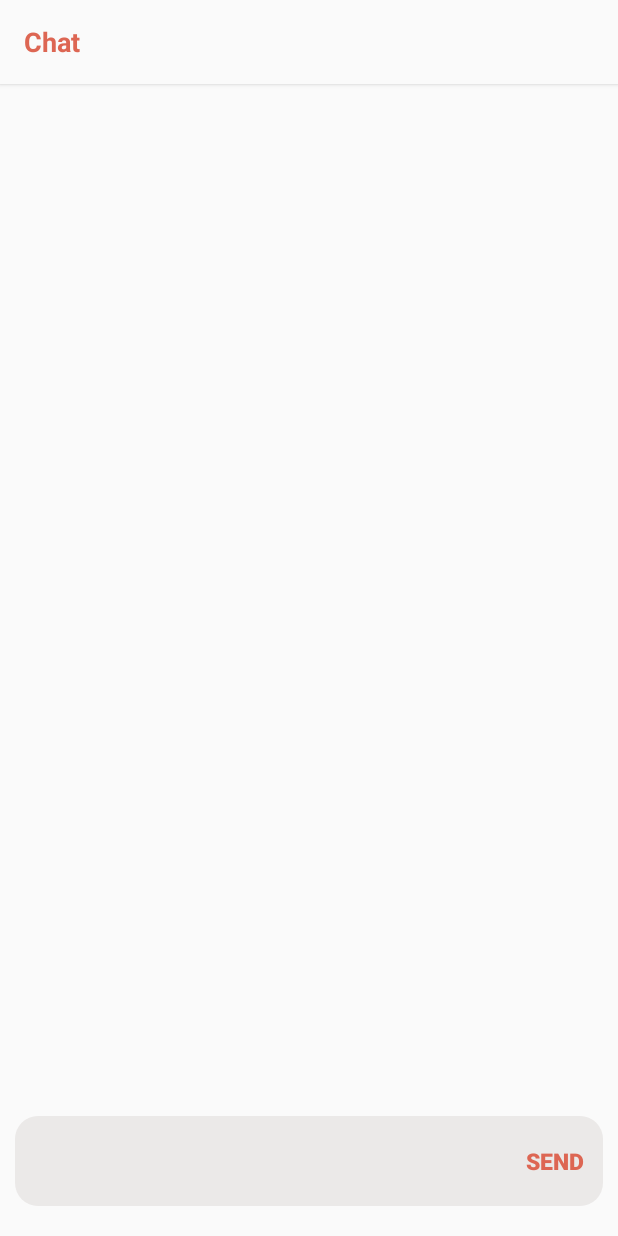
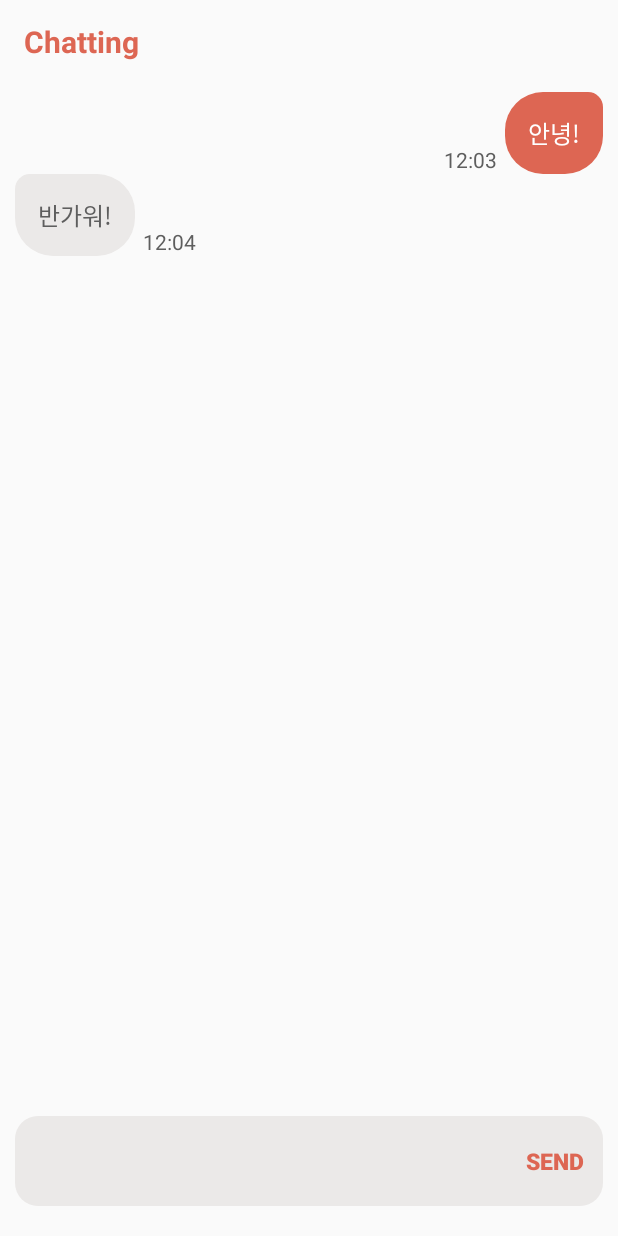
Before and after one commit to jun991203/Android-STOMP, an Android app: the screen it shows after launch (MainActivity), on a phone screen of 412 x 824 dp. Run offline under Robolectric (Android 15) with nearby library versions, the phone set to English and light mode, and no system bars.

Commit message:
채팅 화면 구현 완료!

```diff
--- a/app/src/main/java/com/kkirieat/stomptoy/ChatAdapter.kt
+++ b/app/src/main/java/com/kkirieat/stomptoy/ChatAdapter.kt
@@ -8,8 +8,9 @@ import android.view.ViewGroup
 import androidx.recyclerview.widget.RecyclerView
 import kotlinx.android.synthetic.main.row_chat_from.view.*
 import kotlinx.android.synthetic.main.row_chat_to.view.*
+import java.lang.RuntimeException
 
-class ChatAdapter(private val context: Context, private val msgList: ArrayList<Message>) : RecyclerView.Adapter<RecyclerView.ViewHolder>(){
+class ChatAdapter(private val context: Context, private val chatList: ArrayList<Message>) : RecyclerView.Adapter<RecyclerView.ViewHolder>(){
 
 
     // 보내는 메세지 클래스
@@ -26,32 +27,40 @@ class ChatAdapter(private val context: Context, private val msgList: ArrayList<M
 
     override fun onCreateViewHolder(parent: ViewGroup, viewType: Int): RecyclerView.ViewHolder{
         val v: View
-
-        if(viewType == 1) {
-            // 상대방에게 메세지를 보내는 경우
-            v = LayoutInflater.from(context).inflate(R.layout.row_chat_to, parent, false)
-            return SendHolder(v)
-        }
-        else{
-            // 상대방에게 메세지를 받는 경우
-            v = LayoutInflater.from(context).inflate(R.layout.row_chat_from, parent, false)
-            return ReceiveHolder(v)
+        return when (viewType) {
+            Message.RIGHT_TYPE -> {
+                v = LayoutInflater.from(context).inflate(R.layout.row_chat_to, parent, false)
+                SendHolder(v)
+            }
+            Message.LEFT_TYPE -> {
+                v = LayoutInflater.from(context).inflate(R.layout.row_chat_from, parent, false)
+                ReceiveHolder(v)
+            }
+            else -> throw RuntimeException("Unknown viewType ERROR")
         }
 
     }
 
     override fun getItemCount(): Int {
-        return msgList.size
+        return chatList.size
     }
 
     override fun onBindViewHolder(holder: RecyclerView.ViewHolder, position: Int) {
-        if(holder is SendHolder){
-            holder.chat_Text?.text = msgList[position].message
-            holder.chat_Time?.text = msgList[position].time
-        }else if(holder is ReceiveHolder){
-            holder.chat_Text?.text = msgList[position].message
-            holder.chat_Time?.text = msgList[position].time
+        val chat = chatList[position]
+        when (chat.type) {
+            Message.RIGHT_TYPE -> {
+                (holder as SendHolder).chat_Text?.text = chat.message
+                holder.chat_Time?.text = chat.time
+            }
+            Message.LEFT_TYPE -> {
+                (holder as ReceiveHolder).chat_Text?.text = chat.message
+                holder.chat_Time?.text = chat.time
+            }
         }
+    }
+
+    override fun getItemViewType(position: Int): Int {
+        return chatList[position].type
     }
 
 
--- a/app/src/main/java/com/kkirieat/stomptoy/MainActivity.kt
+++ b/app/src/main/java/com/kkirieat/stomptoy/MainActivity.kt
@@ -2,6 +2,8 @@ package com.kkirieat.stomptoy
 
 import androidx.appcompat.app.AppCompatActivity
 import android.os.Bundle
+import androidx.recyclerview.widget.LinearLayoutManager
+import androidx.recyclerview.widget.ListAdapter
 import kotlinx.android.synthetic.main.activity_main.*
 
 class MainActivity : AppCompatActivity() {
@@ -16,5 +18,14 @@ class MainActivity : AppCompatActivity() {
         actionBar.setDisplayShowTitleEnabled(false)
 
         /*Chatting RecyclerView*/
+        var chattings = arrayListOf<Message>(
+            Message("안녕!", "12:03", Message.RIGHT_TYPE),
+            Message("반가워!", "12:04", Message.LEFT_TYPE)
+        )
+
+        val adapter = ChatAdapter(this, chattings)
+        chat_RecyclerView.adapter = ChatAdapter(this, chattings)
+        chat_RecyclerView.layoutManager = LinearLayoutManager(this)
+
     }
 }
--- a/app/src/main/res/drawable/textbox_to.xml
+++ b/app/src/main/res/drawable/textbox_to.xml
@@ -3,8 +3,8 @@
     <solid
         android:color="@color/colorOrange"/>
     <corners
-        android:bottomLeftRadius="15dp"
-        android:bottomRightRadius="15dp"
-        android:topLeftRadius="15dp"
-        android:topRightRadius="5dp"/>
+        android:bottomLeftRadius="25dp"
+        android:bottomRightRadius="25dp"
+        android:topLeftRadius="25dp"
+        android:topRightRadius="10dp"/>
 </shape>
--- a/app/src/main/res/layout/activity_main.xml
+++ b/app/src/main/res/layout/activity_main.xml
@@ -13,7 +13,6 @@
         android:layout_width="match_parent"
         android:layout_height="wrap_content"
         android:background="@color/colorLightGrey"
-        android:elevation="2dp"
         app:layout_constraintTop_toTopOf="parent"
         app:layout_constraintRight_toRightOf="parent"
         app:layout_constraintLeft_toLeftOf="parent"
@@ -21,10 +20,10 @@
         <TextView
             android:layout_width="wrap_content"
             android:layout_height="wrap_content"
-            android:text="Chat"
+            android:text="Chatting"
             android:textColor="@color/colorOrange"
             android:textStyle="bold"
-            android:textSize="18dp"
+            android:textSize="20dp"
             app:layout_constraintBottom_toBottomOf="parent"
             app:layout_constraintLeft_toLeftOf="parent"
             app:layout_constraintRight_toRightOf="parent"
--- a/app/src/main/res/layout/row_chat_from.xml
+++ b/app/src/main/res/layout/row_chat_from.xml
@@ -18,7 +18,7 @@
         android:id="@+id/from_time_TextView"
         android:layout_width="wrap_content"
         android:layout_height="wrap_content"
-        android:layout_marginLeft="10dp"
+        android:layout_marginLeft="5dp"
         android:layout_gravity="bottom"
         android:text="12:03"
         android:textColor="@color/colorDarkGrey"/>
--- a/app/src/main/res/layout/row_chat_to.xml
+++ b/app/src/main/res/layout/row_chat_to.xml
@@ -11,7 +11,7 @@
         android:id="@+id/to_time_TextView"
         android:layout_width="wrap_content"
         android:layout_height="wrap_content"
-        android:layout_marginRight="10dp"
+        android:layout_marginRight="5dp"
         android:layout_gravity="bottom"
         android:text="12:03"
         android:textColor="@color/colorDarkGrey"/>
--- a/app/src/main/res/values/colors.xml
+++ b/app/src/main/res/values/colors.xml
@@ -1,8 +1,8 @@
 <?xml version="1.0" encoding="utf-8"?>
 <resources>
-    <color name="colorPrimary">#6200EE</color>
-    <color name="colorPrimaryDark">#3700B3</color>
-    <color name="colorAccent">#03DAC5</color>
+    <color name="colorPrimary">#DC8477</color>
+    <color name="colorPrimaryDark">#DD6653</color>
+    <color name="colorAccent">#5E5E5E</color>
     <color name="colorOrange">#DD6653</color>
     <color name="colorGrey">#EBE9E8</color>
     <color name="colorDarkGrey">#5E5E5E</color>
```
